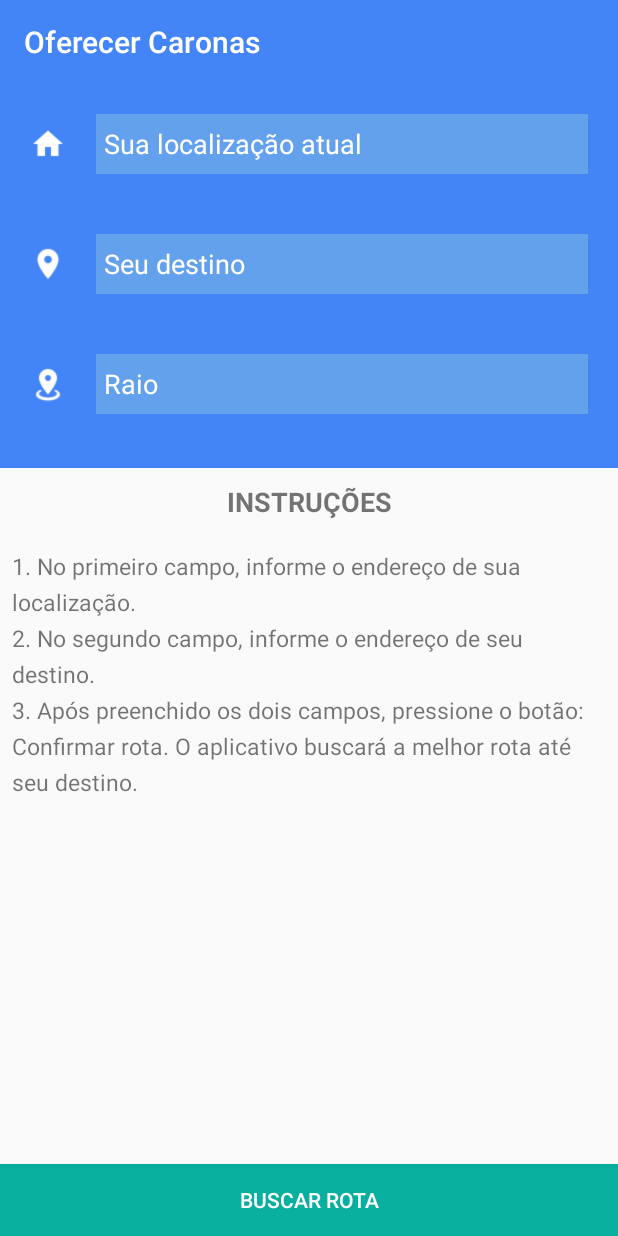
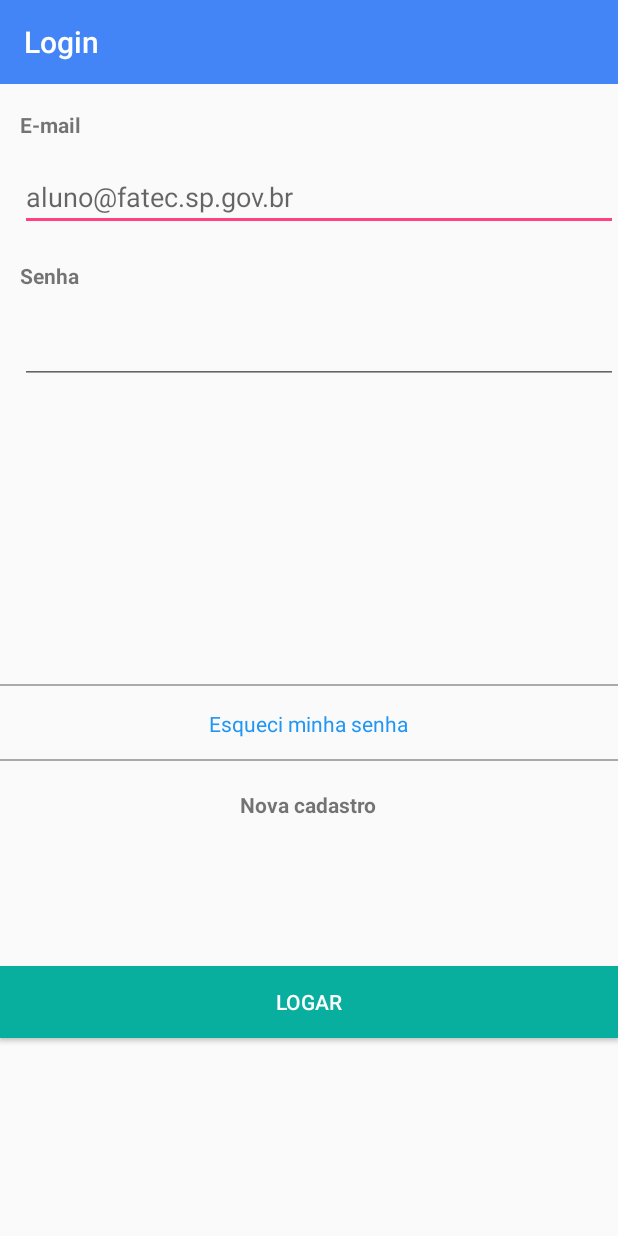
Before and after one commit to gabriel-trevisan/Carona-Fatec, an Android app: the screen it shows after launch (OferecerCaronasActivity before the commit, LoginActivity after it), on a phone screen of 412 x 824 dp. Run offline under Robolectric (Android 15) with nearby library versions, the phone set to English and light mode, and no system bars.

Commit message:
Realizar front end login

```diff
--- a/app/build.gradle
+++ b/app/build.gradle
@@ -24,6 +24,8 @@ dependencies {
     androidTestCompile('com.android.support.test.espresso:espresso-core:2.2.2', {
         exclude group: 'com.android.support', module: 'support-annotations'
     })
+
+
     compile 'com.android.support:appcompat-v7:25.3.1'
     compile 'com.android.support.constraint:constraint-layout:1.0.2'
     compile 'com.google.android.gms:play-services-maps:11.0.2'
@@ -33,8 +35,6 @@ dependencies {
     compile 'com.squareup.retrofit2:retrofit:2.3.0'
     compile 'com.squareup.retrofit2:converter-gson:2.3.0'
     compile 'com.google.code.gson:gson:2.8.1'
-
     compile 'com.squareup.okhttp3:logging-interceptor:3.8.0'
-
     testCompile 'junit:junit:4.12'
 }
--- a/app/src/main/AndroidManifest.xml
+++ b/app/src/main/AndroidManifest.xml
@@ -8,21 +8,18 @@
          location permissions for the 'MyLocation' functionality.
     -->
     <uses-permission android:name="android.permission.ACCESS_FINE_LOCATION" />
+
     <user-permission android:name="android.permission.INTERNET" />
 
     <application
         android:allowBackup="true"
         android:icon="@mipmap/ic_launcher"
-        android:label="@string/titulo_oferecer_caronas_activity"
         android:roundIcon="@mipmap/ic_launcher_round"
         android:supportsRtl="true"
         android:theme="@style/AppTheme">
-        <activity android:name=".OferecerCaronasActivity">
-            <intent-filter>
-                <action android:name="android.intent.action.MAIN" />
-
-                <category android:name="android.intent.category.LAUNCHER" />
-            </intent-filter>
+        <activity
+            android:name=".OferecerCaronasActivity"
+            android:label="@string/titulo_activity_oferecer_caronas">
         </activity>
         <!--
              The API key for Google Maps-based APIs is defined as a string resource.
@@ -37,6 +34,15 @@
             android:value="@string/google_maps_key" />
 
         <activity android:name=".ConfirmarRotaActivity" />
+        <activity
+            android:name=".LoginActivity"
+            android:label="@string/titulo_activity_login">
+            <intent-filter>
+                <action android:name="android.intent.action.MAIN" />
+
+                <category android:name="android.intent.category.LAUNCHER" />
+            </intent-filter>
+        </activity>
     </application>
 
 </manifest>
--- /dev/null
+++ b/app/src/main/java/com/example/gabriel/carona_fatec/LoginActivity.java
@@ -0,0 +1,13 @@
+package com.example.gabriel.carona_fatec;
+
+import android.support.v7.app.AppCompatActivity;
+import android.os.Bundle;
+
+public class LoginActivity extends AppCompatActivity {
+
+    @Override
+    protected void onCreate(Bundle savedInstanceState) {
+        super.onCreate(savedInstanceState);
+        setContentView(R.layout.activity_login);
+    }
+}
--- /dev/null
+++ b/app/src/main/res/layout/activity_login.xml
@@ -0,0 +1,102 @@
+<?xml version="1.0" encoding="utf-8"?>
+<RelativeLayout xmlns:android="http://schemas.android.com/apk/res/android"
+    xmlns:app="http://schemas.android.com/apk/res-auto"
+    xmlns:tools="http://schemas.android.com/tools"
+    android:layout_width="match_parent"
+    android:layout_height="match_parent"
+    tools:context="com.example.gabriel.carona_fatec.LoginActivity">
+
+    <TextView
+        android:id="@+id/textView2"
+        android:layout_width="wrap_content"
+        android:layout_height="wrap_content"
+        android:layout_alignParentLeft="true"
+        android:layout_alignParentStart="true"
+        android:layout_alignParentTop="true"
+        android:layout_marginLeft="13dp"
+        android:layout_marginStart="13dp"
+        android:layout_marginTop="17dp"
+        android:text="@string/email"
+        android:textStyle="bold" />
+
+    <EditText
+        android:id="@+id/editText"
+        android:layout_width="match_parent"
+        android:layout_height="wrap_content"
+        android:layout_below="@+id/textView2"
+        android:layout_marginTop="16dp"
+        android:ems="10"
+        android:inputType="textPersonName"
+        android:hint="@string/exemplo_email"
+        android:layout_alignLeft="@+id/textView2"
+        android:layout_alignStart="@+id/textView2" />
+
+    <TextView
+        android:id="@+id/textView4"
+        android:layout_width="wrap_content"
+        android:layout_height="wrap_content"
+        android:layout_marginTop="20dp"
+        android:text="@string/senha"
+        android:textStyle="bold"
+        android:layout_below="@+id/editText"
+        android:layout_alignLeft="@+id/textView2"
+        android:layout_alignStart="@+id/textView2" />
+
+    <EditText
+        android:id="@+id/editText3"
+        android:layout_width="match_parent"
+        android:layout_height="wrap_content"
+        android:layout_below="@+id/textView4"
+        android:layout_marginTop="17dp"
+        android:ems="10"
+        android:layout_alignLeft="@+id/textView4"
+        android:layout_alignStart="@+id/textView4"
+        android:inputType="textPassword"/>
+
+    <Button
+        android:id="@+id/button2"
+        android:layout_width="match_parent"
+        android:layout_height="wrap_content"
+        android:layout_marginBottom="132dp"
+        android:background="@color/colorVerde"
+        android:textColor="@color/colorBranco"
+        android:text="@string/logar"
+        android:layout_alignParentBottom="true"
+        android:layout_alignParentLeft="true"
+        android:layout_alignParentStart="true" />
+
+    <View
+        android:layout_width="match_parent"
+        android:layout_height="1dp"
+        android:background="@android:color/darker_gray"
+        android:layout_marginTop="400dp"
+        android:id="@+id/view2" />
+
+    <TextView
+        android:id="@+id/textView5"
+        android:layout_width="wrap_content"
+        android:layout_height="wrap_content"
+        android:layout_below="@+id/view2"
+        android:layout_centerHorizontal="true"
+        android:layout_marginTop="15dp"
+        android:textColor="@color/colorAzul"
+        android:text="@string/esqueci_senha" />
+
+    <View
+        android:layout_width="match_parent"
+        android:layout_height="1dp"
+        android:background="@android:color/darker_gray"
+        android:layout_marginTop="450dp"
+        android:id="@+id/view3" />
+
+    <TextView
+        android:id="@+id/textView6"
+        android:layout_width="wrap_content"
+        android:layout_height="wrap_content"
+        android:layout_below="@+id/view3"
+        android:layout_centerHorizontal="true"
+        android:layout_marginTop="19dp"
+        android:text="@string/novo_cadastro"
+        android:textStyle="bold" />
+
+</RelativeLayout>
--- a/app/src/main/res/values/colors.xml
+++ b/app/src/main/res/values/colors.xml
@@ -7,4 +7,5 @@
     <color name="colorVerde">#08AE9E</color>
     <color name="colorPreto">#000000</color>
     <color name="colorLaranja">#FF5722</color>
+    <color name="colorAzul">#2196F3</color>
 </resources>
--- a/app/src/main/res/values/strings.xml
+++ b/app/src/main/res/values/strings.xml
@@ -1,6 +1,6 @@
 <resources>
     <!-- Oferecer carona -->
-    <string name="titulo_oferecer_caronas_activity">Oferecer Caronas</string>
+    <string name="titulo_activity_oferecer_caronas">Oferecer Caronas</string>
     <string name="buscar_rota">Buscar rota</string>
     <string name="seu_destino">Seu destino</string>
     <string name="sua_localizacao">Sua localização atual</string>
@@ -13,7 +13,17 @@
         \n3. Após preenchido os dois campos, pressione o botão: Confirmar rota. O aplicativo buscará a melhor rota até seu destino.</string>
 
     <!-- Confirmar Rota -->
-
+    <string name="titulo_confirmar_caronas_activity">Confirmar Carona</string>
     <string name="confirmar_rota">Confirmar rota</string>
     <string name="title_activity_maps">Map</string>
+
+    <!-- Login -->
+    <string name="titulo_activity_login">Login</string>
+    <string name="email">E-mail</string>
+    <string name="exemplo_email">aluno@fatec.sp.gov.br</string>
+    <string name="senha">Senha</string>
+    <string name="logar">Logar</string>
+    <string name="esqueci_senha">Esqueci minha senha</string>
+    <string name="novo_cadastro">Nova cadastro</string>
+
 </resources>
```
